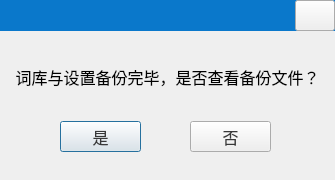
Before: the Qt Designer form src/panel/src/backupdialog.ui in GXDE-OS/freewb, drawn with Qt 5.
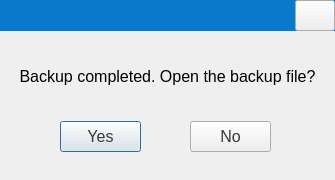
After: the same form once the commit is applied. The open tabs and pages were chosen to show the change. Icons and pictures are not drawn.

```diff
--- a/src/panel/src/backupdialog.ui
+++ b/src/panel/src/backupdialog.ui
@@ -92,7 +92,7 @@
       </font>
      </property>
      <property name="text">
-      <string>词库与设置备份完毕，是否查看备份文件？</string>
+      <string>Backup completed. Open the backup file?</string>
      </property>
      <property name="alignment">
       <set>Qt::AlignCenter</set>
@@ -116,7 +116,7 @@
       <string notr="true">color: rgb(56, 56, 56);</string>
      </property>
      <property name="text">
-      <string>是</string>
+      <string>Yes</string>
      </property>
     </widget>
     <widget class="QPushButton" name="btnNo">
@@ -137,7 +137,7 @@
       <string notr="true">color: rgb(56, 56, 56);</string>
      </property>
      <property name="text">
-      <string>否</string>
+      <string>No</string>
      </property>
     </widget>
    </widget>
```
Left out of the diff: 6 changed lines with no effect on the pictures.
